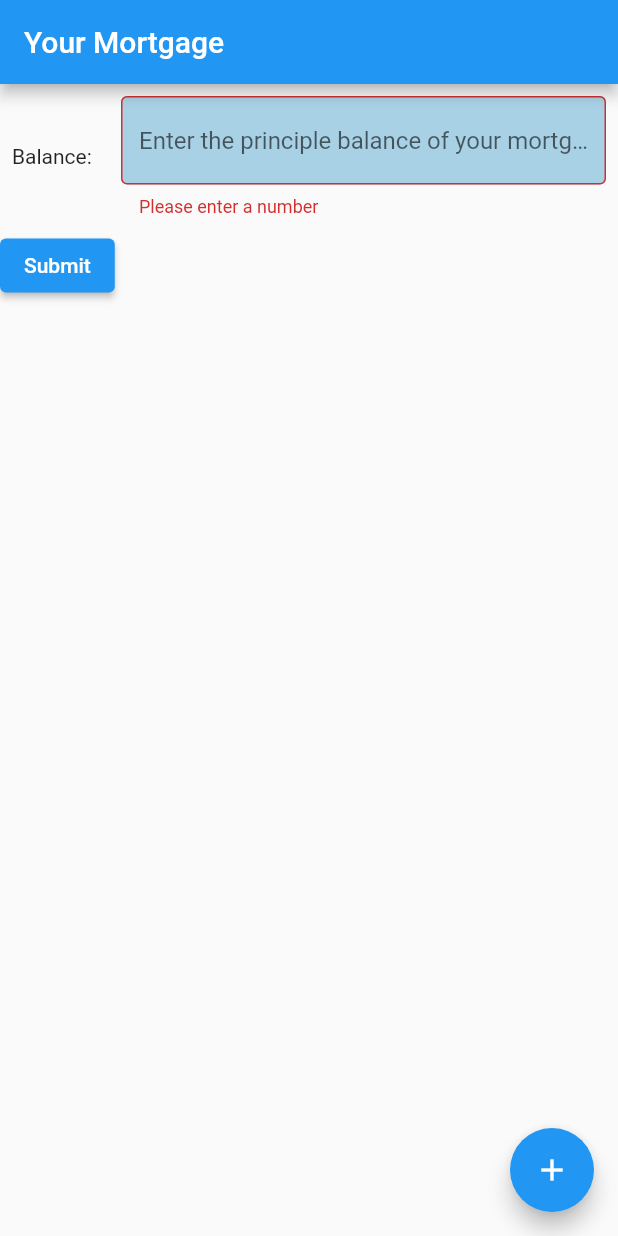
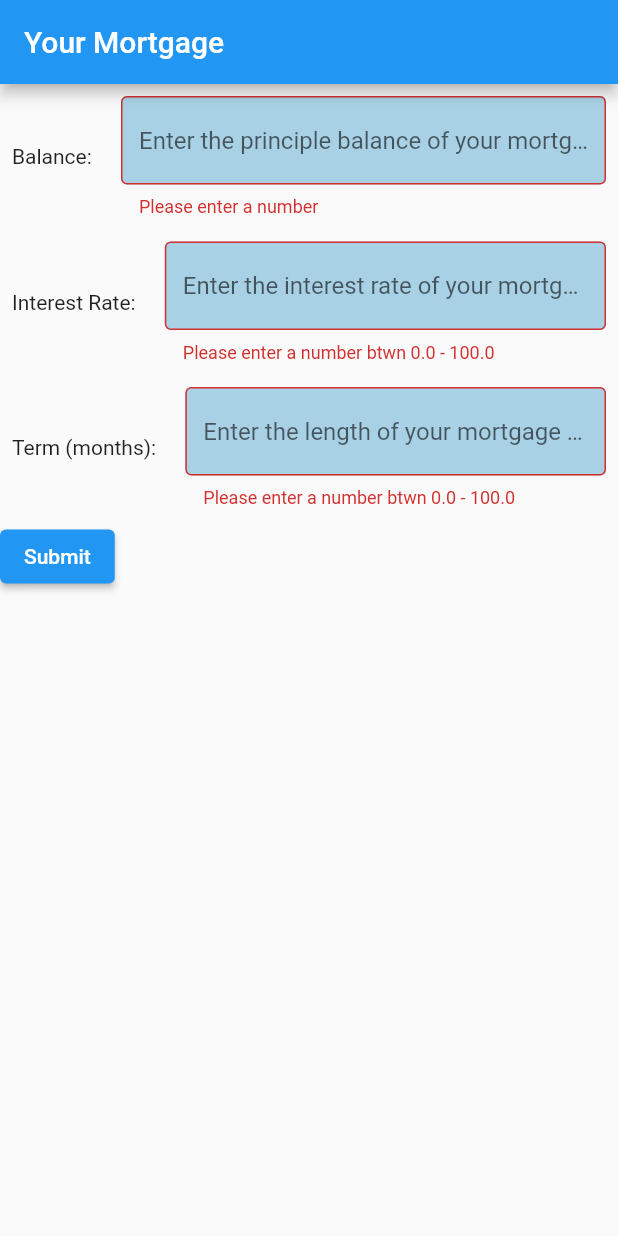
Before and after one commit to dalbert/flutter_mort, a Flutter app: the screen it shows after launch, after a tap on "Submit", on a phone screen of 412 x 824 dp. Run offline on Flutter 3.47's test engine with Material 2 defaults, Android fonts, the phone set to English and light mode, and no system bars.

Commit message:
removed counter functionality (from the flutter template) added 2 more fields to the form broke form fields into separate funcs add distinct TextEditingControllers for each field DEBUG prints out all 3 fields when you submit the form

```diff
--- a/lib/main.dart
+++ b/lib/main.dart
@@ -15,14 +15,6 @@ class MyApp extends StatelessWidget {
       title: 'Mortgage Calculator',
       theme: ThemeData(
         // This is the theme of your application.
-        //
-        // Try running your application with "flutter run". You'll see the
-        // application has a blue toolbar. Then, without quitting the app, try
-        // changing the primarySwatch below to Colors.green and then invoke
-        // "hot reload" (press "r" in the console where you ran "flutter run",
-        // or simply save your changes to "hot reload" in a Flutter IDE).
-        // Notice that the counter didn't reset back to zero; the application
-        // is not restarted.
         primarySwatch: Colors.blue,
       ),
       home: const MyHomePage(title: 'Your Mortgage'),
@@ -49,30 +41,26 @@ class MyHomePage extends StatefulWidget {
 }
 
 class _MyHomePageState extends State<MyHomePage> {
-  int _counter = 0;
   final GlobalKey<FormState> _formKey = GlobalKey<FormState>();
-  final controller = TextEditingController();
+  final balanceController = TextEditingController();
+  final rateController = TextEditingController();
+  final termController = TextEditingController();
 
   @override
   void dispose() {
-    controller.dispose();
+    balanceController.dispose();
+    rateController.dispose();
+    termController.dispose();
     super.dispose();
   }
 
-  void _incrementCounter() {
-    setState(() {
-      _counter++;
-    });
+  void _saveMortgage() {
+    setState(() {});
   }
 
+  // This method is rerun every time setState is called
   @override
   Widget build(BuildContext context) {
-    // This method is rerun every time setState is called, for instance as done
-    // by the _incrementCounter method above.
-    //
-    // The Flutter framework has been optimized to make rerunning build methods
-    // fast, so that you can just rebuild anything that needs updating rather
-    // than having to individually change instances of widgets.
     return Scaffold(
       appBar: AppBar(
         // Here we take the value from the MyHomePage object that was created by
@@ -87,7 +75,27 @@ class _MyHomePageState extends State<MyHomePage> {
               child: Column(
                 crossAxisAlignment: CrossAxisAlignment.start,
                 children: <Widget>[
-                  Row(
+                  balanceField(),
+                  rateField(),
+                  termField(),
+                  ElevatedButton(
+                    onPressed: () {
+                      if (_formKey.currentState!.validate()) {
+                        //Process form data
+                        debugPrint("balance: ${balanceController.text}");
+                        debugPrint("rate: ${rateController.text}");
+                        debugPrint("term: ${termController.text}");
+                      }
+                    },
+                    child: const Text('Submit'),
+                  )
+                ],
+              ))),
+    );
+  }
+
+  Widget balanceField() {
+    return Row(
       children: [
         const Padding(
           padding: EdgeInsets.all(8.0),
@@ -98,10 +106,9 @@ class _MyHomePageState extends State<MyHomePage> {
           child: Padding(
             padding: const EdgeInsets.all(8.0),
             child: TextFormField(
-                            controller: controller,
+              controller: balanceController,
               decoration: const InputDecoration(
-                                hintText:
-                                    'Enter the principle balance of your mortgage',
+                  hintText: 'Enter the principle balance of your mortgage',
                   border: OutlineInputBorder(
                     borderSide: BorderSide(
                       color: Colors.red,
@@ -120,24 +127,78 @@ class _MyHomePageState extends State<MyHomePage> {
           ),
         ),
       ],
+    );
+  }
+
+  Widget rateField() {
+    return Row(
+      children: [
+        const Padding(
+          padding: EdgeInsets.all(8.0),
+          child: Text("Interest Rate: "),
         ),
-                  ElevatedButton(
-                    onPressed: () {
-                      if (_formKey.currentState!.validate()) {
-                        //Process form data
-                        debugPrint('$_counter');
-                        debugPrint(controller.text);
+        Flexible(
+          //This container is required when placing a TextFormField inside a Row <shrug> - https://stackoverflow.com/questions/45986093/textfield-inside-of-row-causes-layout-exception-unable-to-calculate-size
+          child: Padding(
+            padding: const EdgeInsets.all(8.0),
+            child: TextFormField(
+              controller: rateController,
+              decoration: const InputDecoration(
+                  hintText: 'Enter the interest rate of your mortgage',
+                  border: OutlineInputBorder(
+                    borderSide: BorderSide(
+                      color: Colors.yellow,
+                      width: 10,
+                    ),
+                  ),
+                  filled: true,
+                  fillColor: Color.fromARGB(255, 169, 209, 229)),
+              validator: (String? value) {
+                if (value == null || value.isEmpty) {
+                  return 'Please enter a number btwn 0.0 - 100.0';
                 }
+                return null;
               },
-                    child: const Text('Submit'),
-                  )
+            ),
+          ),
+        ),
       ],
-              ))),
-      floatingActionButton: FloatingActionButton(
-        onPressed: _incrementCounter,
-        tooltip: 'Increment',
-        child: const Icon(Icons.add),
+    );
+  }
+
+  Widget termField() {
+    return Row(
+      children: [
+        const Padding(
+          padding: EdgeInsets.all(8.0),
+          child: Text("Term (months): "),
         ),
+        Flexible(
+          //This container is required when placing a TextFormField inside a Row <shrug> - https://stackoverflow.com/questions/45986093/textfield-inside-of-row-causes-layout-exception-unable-to-calculate-size
+          child: Padding(
+            padding: const EdgeInsets.all(8.0),
+            child: TextFormField(
+              controller: termController,
+              decoration: const InputDecoration(
+                  hintText: 'Enter the length of your mortgage (months)',
+                  border: OutlineInputBorder(
+                    borderSide: BorderSide(
+                      color: Colors.yellow,
+                      width: 10,
+                    ),
+                  ),
+                  filled: true,
+                  fillColor: Color.fromARGB(255, 169, 209, 229)),
+              validator: (String? value) {
+                if (value == null || value.isEmpty) {
+                  return 'Please enter a number btwn 0.0 - 100.0';
+                }
+                return null;
+              },
+            ),
+          ),
+        ),
+      ],
     );
   }
 }
```
Lines whose indentation alone changed are shown as unchanged.
